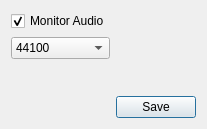
Old version of the form audio/resources/settingstab.ui in the repository springermac/audio.
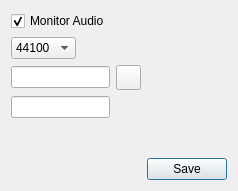
New version of the form. Icons and pictures are not drawn.

Commit message:
Add setting to set recording path and file name.
Currently doesn't support changing the file without restarting the program.

The edit to the form file:
```diff
--- a/audio/resources/settingstab.ui
+++ b/audio/resources/settingstab.ui
@@ -6,15 +6,15 @@
    <rect>
     <x>0</x>
     <y>0</y>
-    <width>206</width>
-    <height>129</height>
+    <width>215</width>
+    <height>191</height>
    </rect>
   </property>
   <property name="windowTitle">
    <string>Form</string>
   </property>
   <layout class="QGridLayout" name="gridLayout">
-   <item row="2" column="0">
+   <item row="4" column="0">
     <spacer name="verticalSpacer_2">
      <property name="orientation">
       <enum>Qt::Vertical</enum>
@@ -27,36 +27,7 @@
      </property>
     </spacer>
    </item>
-   <item row="0" column="0">
-    <widget class="QCheckBox" name="monitorAudio">
-     <property name="text">
-      <string>Monitor Audio</string>
-     </property>
-     <property name="checked">
-      <bool>true</bool>
-     </property>
-    </widget>
-   </item>
-   <item row="1" column="0">
-    <widget class="QComboBox" name="recordingSampleRate">
-     <item>
-      <property name="text">
-       <string notr="true">44100</string>
-      </property>
-     </item>
-     <item>
-      <property name="text">
-       <string notr="true">48000</string>
-      </property>
-     </item>
-     <item>
-      <property name="text">
-       <string notr="true">96000</string>
-      </property>
-     </item>
-    </widget>
-   </item>
-   <item row="3" column="2">
+   <item row="5" column="2">
     <widget class="QPushButton" name="saveSettings">
      <property name="text">
       <string>Save</string>
@@ -70,18 +41,114 @@
     </widget>
    </item>
    <item row="2" column="1">
+    <widget class="QPushButton" name="browseOutputDirectory">
+     <property name="sizePolicy">
+      <sizepolicy hsizetype="Fixed" vsizetype="Fixed">
+       <horstretch>0</horstretch>
+       <verstretch>0</verstretch>
+      </sizepolicy>
+     </property>
+     <property name="minimumSize">
+      <size>
+       <width>25</width>
+       <height>25</height>
+      </size>
+     </property>
+     <property name="maximumSize">
+      <size>
+       <width>25</width>
+       <height>25</height>
+      </size>
+     </property>
+     <property name="text">
+      <string/>
+     </property>
+     <property name="icon">
+      <iconset resource="resources.qrc">
+       <normaloff>:/fileopen.png</normaloff>:/fileopen.png</iconset>
+     </property>
+     <property name="iconSize">
+      <size>
+       <width>16</width>
+       <height>16</height>
+      </size>
+     </property>
+    </widget>
+   </item>
+   <item row="0" column="0">
+    <widget class="QCheckBox" name="monitorAudio">
+     <property name="text">
+      <string>Monitor Audio</string>
+     </property>
+     <property name="checked">
+      <bool>true</bool>
+     </property>
+    </widget>
+   </item>
+   <item row="2" column="0">
+    <widget class="QLineEdit" name="outputLocation">
+     <property name="maximumSize">
+      <size>
+       <width>600</width>
+       <height>16777215</height>
+      </size>
+     </property>
+    </widget>
+   </item>
+   <item row="3" column="0">
+    <widget class="QLineEdit" name="outputFileName">
+     <property name="maximumSize">
+      <size>
+       <width>600</width>
+       <height>16777215</height>
+      </size>
+     </property>
+    </widget>
+   </item>
+   <item row="4" column="1">
     <spacer name="horizontalSpacer_2">
      <property name="orientation">
       <enum>Qt::Horizontal</enum>
      </property>
+     <property name="sizeType">
+      <enum>QSizePolicy::Preferred</enum>
+     </property>
      <property name="sizeHint" stdset="0">
       <size>
-       <width>40</width>
+       <width>0</width>
        <height>20</height>
       </size>
      </property>
     </spacer>
    </item>
+   <item row="1" column="0" colspan="2">
+    <widget class="QComboBox" name="recordingSampleRate">
+     <property name="sizePolicy">
+      <sizepolicy hsizetype="Fixed" vsizetype="Fixed">
+       <horstretch>0</horstretch>
+       <verstretch>0</verstretch>
+      </sizepolicy>
+     </property>
+     <property name="sizeAdjustPolicy">
+      <enum>QComboBox::AdjustToContentsOnFirstShow</enum>
+     </property>
+     <item>
+      <property name="text">
+       <string notr="true">44100</string>
+      </property>
+     </item>
+     <item>
+      <property name="text">
+       <string notr="true">48000</string>
+      </property>
+     </item>
+     <item>
+      <property name="text">
+       <string notr="true">96000</string>
+      </property>
+     </item>
+    </widget>
+   </item>
   </layout>
  </widget>
  <resources/>
```
Left out of the diff: 4 changed lines with no effect on the pictures. The commit also changes 8 other files.
